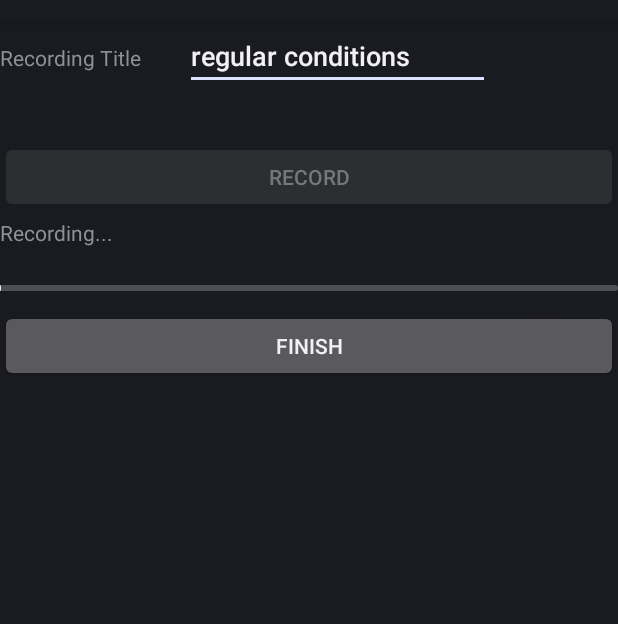
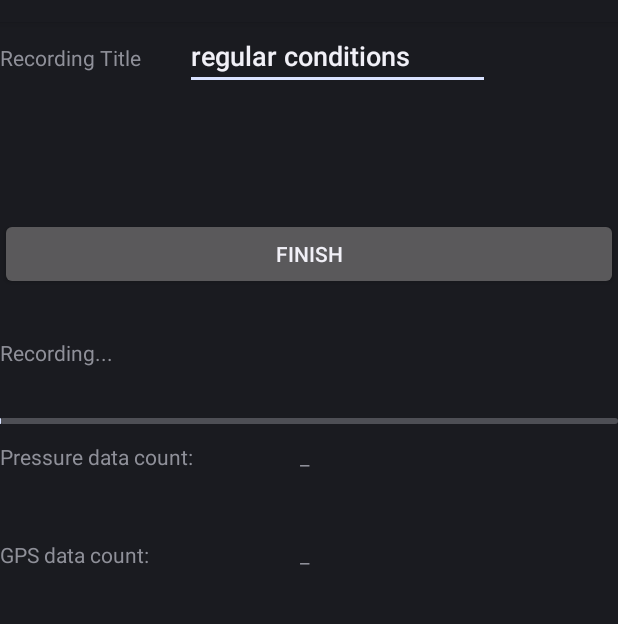
Before and after one commit to avyss/car-noise-pulsations, an Android app: the screen it shows after launch (MainActivity), after a tap on "RECORD", on a phone screen of 412 x 824 dp, the part 62-686 px from its top. Run offline under Robolectric (Android 15) with nearby library versions, the phone set to English and light mode, and no system bars; libraries missing offline, so code that uses them is left out: com.avyss; 8 statements that could not run were skipped.

Commit message:
add progress indications: Pressure and GPS sample counts

```diff
--- a/capture/android/PressurePulsationsRecorder/src/main/java/com/avyss/PressurePulsationsRecorder/MainActivity.kt
+++ b/capture/android/PressurePulsationsRecorder/src/main/java/com/avyss/PressurePulsationsRecorder/MainActivity.kt
@@ -30,6 +30,7 @@ import com.avyss.PressurePulsationsRecorder.exporting.Exporter
 import com.avyss.PressurePulsationsRecorder.settings.SettingsActivity
 
 import java.io.IOException
+import java.text.NumberFormat
 import java.util.Date
 import kotlin.math.roundToInt
 
@@ -55,6 +56,8 @@ class MainActivity : Activity() {
     private var recordingLabel: TextView? = null
     private var countdownTimer: CountDownTimer? = null
     private var progressBar: ProgressBar? = null
+    private var progressPressureDataCount: TextView? = null
+    private var progressGpsDataCount: TextView? = null
 
 
     override fun onCreate(savedInstanceState: Bundle?) {
@@ -71,21 +74,31 @@ class MainActivity : Activity() {
         sensorManager = getSystemService(Context.SENSOR_SERVICE) as SensorManager
         locationManager = getSystemService(Context.LOCATION_SERVICE) as LocationManager
 
-        titleText = findViewById<View>(R.id.TITLE) as EditText
-        startRecordingButton = findViewById<View>(R.id.START_RECORDING) as Button
-        finishRecordingButton = findViewById<View>(R.id.FINISH_RECORDING) as Button
-        recordingLabel = findViewById<View>(R.id.RECORDING_LABEL) as TextView
-        progressBar = findViewById<View>(R.id.PROGRESS_BAR) as ProgressBar
+        titleText = findViewById(R.id.TITLE)
+        startRecordingButton = findViewById(R.id.START_RECORDING)
+        finishRecordingButton = findViewById(R.id.FINISH_RECORDING)
+        recordingLabel = findViewById(R.id.RECORDING_LABEL)
+        progressBar = findViewById(R.id.PROGRESS_BAR)
+        progressPressureDataCount = findViewById(R.id.PRESSURE_SAMPLES_CNT)
+        progressGpsDataCount = findViewById(R.id.GPS_SAMPLES_CNT)
 
         titleText!!.setText(DEFAULT_RECORDING_TITLE)
-        recordingLabel!!.isEnabled = false
-        progressBar!!.isEnabled = false
+
+        updateVisibility(R.id.PROGRESS_INDICATORS_VIEW, false)
 
         startRecordingButton!!.setOnClickListener { doStartRecording() }
         startRecordingButton!!.isEnabled = true
 
         finishRecordingButton!!.setOnClickListener { doStopRecording() }
         finishRecordingButton!!.isEnabled = false
+        finishRecordingButton!!.alpha = 0f
+
+    }
+
+    private fun updateVisibility(componentId: Int, visible: Boolean) {
+        val component = findViewById<View>(componentId)
+        component.isEnabled = visible;
+        component.alpha = if (visible) 1.0f else 0.0f
     }
 
     override fun onResume() {
@@ -185,20 +198,28 @@ class MainActivity : Activity() {
         }
 
         startRecordingButton!!.isEnabled = false
+        startRecordingButton!!.alpha = 0f
         finishRecordingButton!!.isEnabled = true
+        finishRecordingButton!!.alpha = 1.0f
         progressBar!!.max = maxRecordingLengthSec
         recordingLabel!!.isEnabled = true
-        progressBar!!.progress = 0
-        progressBar!!.isEnabled = true
+        recordingLabel!!.alpha = 1.0f
+
+        updateVisibility(R.id.PROGRESS_INDICATORS_VIEW, true)
 
         val maxProgressMillis = maxRecordingLengthSec * 1000L
 
         countdownTimer = object: CountDownTimer(maxProgressMillis, 1000) {
             override fun onTick(millisUntilFinished: Long) {
                 progressBar?.progress = ((maxProgressMillis - millisUntilFinished)/1000).toInt()
+                progressPressureDataCount?.setText(formatNumber(pressureCollector!!.dataCount))
+                progressGpsDataCount?.setText(formatNumber(locationCollector!!.dataCount))
             }
             override fun onFinish() {
                 doStopRecording()
+            }
+            fun formatNumber(n: Int): String {
+                return NumberFormat.getIntegerInstance().format(n)
             }
         }
         countdownTimer!!.start()
@@ -248,10 +269,14 @@ class MainActivity : Activity() {
         countdownTimer = null
 
         startRecordingButton!!.isEnabled = true
+        startRecordingButton!!.alpha = 1.0f
         finishRecordingButton!!.isEnabled = false
+        finishRecordingButton!!.alpha = 0f
         recordingLabel!!.isEnabled = false
+        recordingLabel!!.alpha = 0f
+
         progressBar!!.progress = 0
-        progressBar!!.isEnabled = false
+        updateVisibility(R.id.PROGRESS_INDICATORS_VIEW, false)
 
         inRecording = false
         invalidateOptionsMenu()
--- a/capture/android/PressurePulsationsRecorder/src/main/java/com/avyss/PressurePulsationsRecorder/acquisition/LocationCollectingListener.kt
+++ b/capture/android/PressurePulsationsRecorder/src/main/java/com/avyss/PressurePulsationsRecorder/acquisition/LocationCollectingListener.kt
@@ -19,6 +19,8 @@ class LocationCollectingListener(
         val SAMPLING_RATE_COLUMNS_NAMES = arrayOf("sampling_rate [Hz]")
     }
 
+    var dataCount: Int = 0
+
     private val speedCollector = RateAccommodatingSampleCollector(
             samplesPerSecond,
             maxRecordingLengthSec,
@@ -32,6 +34,8 @@ class LocationCollectingListener(
             1)
 
     override fun onLocationChanged(location: Location) {
+        dataCount++
+
         if (location.hasSpeed()) {
             speedCollector.onSampleAcquired(location.elapsedRealtimeNanos, location.speed)
         }
--- a/capture/android/PressurePulsationsRecorder/src/main/java/com/avyss/PressurePulsationsRecorder/acquisition/PressureCollectingListener.kt
+++ b/capture/android/PressurePulsationsRecorder/src/main/java/com/avyss/PressurePulsationsRecorder/acquisition/PressureCollectingListener.kt
@@ -12,6 +12,8 @@ class PressureCollectingListener(
         maxRecordingLengthSec: Int,
         recStartTimeNanos: Long
 ): SensorEventListener {
+
+    var dataCount: Int = 0
 
     private val sampleCollector = RateAccommodatingSampleCollector(
             samplesPerSecond,
@@ -28,6 +30,7 @@ class PressureCollectingListener(
         if (event.sensor.type != Sensor.TYPE_PRESSURE) {
             return
         }
+        dataCount++
 
         sampleCollector.onSampleAcquired(event.timestamp, event.values[0])
     }
--- a/capture/android/PressurePulsationsRecorder/src/main/res/layout/layout_main.xml
+++ b/capture/android/PressurePulsationsRecorder/src/main/res/layout/layout_main.xml
@@ -44,35 +44,6 @@
 
         <LinearLayout
             android:layout_width="match_parent"
-            android:layout_height="61dp"
-            android:orientation="horizontal">
-
-            <LinearLayout
-                android:layout_width="match_parent"
-                android:layout_height="match_parent"
-                android:layout_weight="1"
-                android:orientation="vertical">
-
-                <TextView
-                    android:id="@+id/RECORDING_LABEL"
-                    android:layout_width="match_parent"
-                    android:layout_height="wrap_content"
-                    android:layout_weight="1"
-                    android:text="Recording..." />
-
-                <ProgressBar
-                    android:id="@+id/PROGRESS_BAR"
-                    style="?android:attr/progressBarStyleHorizontal"
-                    android:layout_width="match_parent"
-                    android:layout_height="wrap_content"
-                    android:layout_weight="1"
-                    android:indeterminate="false" />
-            </LinearLayout>
-
-        </LinearLayout>
-
-        <LinearLayout
-            android:layout_width="match_parent"
             android:layout_height="80dp"
             android:orientation="horizontal">
 
@@ -84,6 +55,69 @@
 
         </LinearLayout>
 
+        <LinearLayout
+            android:id="@+id/PROGRESS_INDICATORS_VIEW"
+            android:layout_width="match_parent"
+            android:layout_height="200dp"
+            android:orientation="vertical">
+
+            <TextView
+                android:id="@+id/RECORDING_LABEL"
+                android:layout_width="match_parent"
+                android:layout_height="wrap_content"
+                android:layout_weight="0.5"
+                android:text="Recording..." />
+
+            <ProgressBar
+                android:id="@+id/PROGRESS_BAR"
+                style="?android:attr/progressBarStyleHorizontal"
+                android:layout_width="match_parent"
+                android:layout_height="wrap_content"
+                android:layout_weight="0.25"
+                android:indeterminate="false" />
+
+            <LinearLayout
+                android:layout_width="match_parent"
+                android:layout_height="wrap_content"
+                android:layout_weight="1"
+                android:orientation="horizontal">
+
+                <TextView
+                    android:id="@+id/textView3"
+                    android:layout_width="200dp"
+                    android:layout_height="wrap_content"
+                    android:text="Pressure data count:" />
+
+                <TextView
+                    android:id="@+id/PRESSURE_SAMPLES_CNT"
+                    android:layout_width="200dp"
+                    android:layout_height="wrap_content"
+                    android:text="_" />
+
+            </LinearLayout>
+
+            <LinearLayout
+                android:layout_width="match_parent"
+                android:layout_height="wrap_content"
+                android:layout_weight="1"
+                android:orientation="horizontal">
+
+                <TextView
+                    android:id="@+id/textView4"
+                    android:layout_width="200dp"
+                    android:layout_height="wrap_content"
+                    android:text="GPS data count:" />
+
+                <TextView
+                    android:id="@+id/GPS_SAMPLES_CNT"
+                    android:layout_width="200dp"
+                    android:layout_height="wrap_content"
+                    android:text="_" />
+
+            </LinearLayout>
+
+        </LinearLayout>
+
     </LinearLayout>
 
 </FrameLayout>
```
